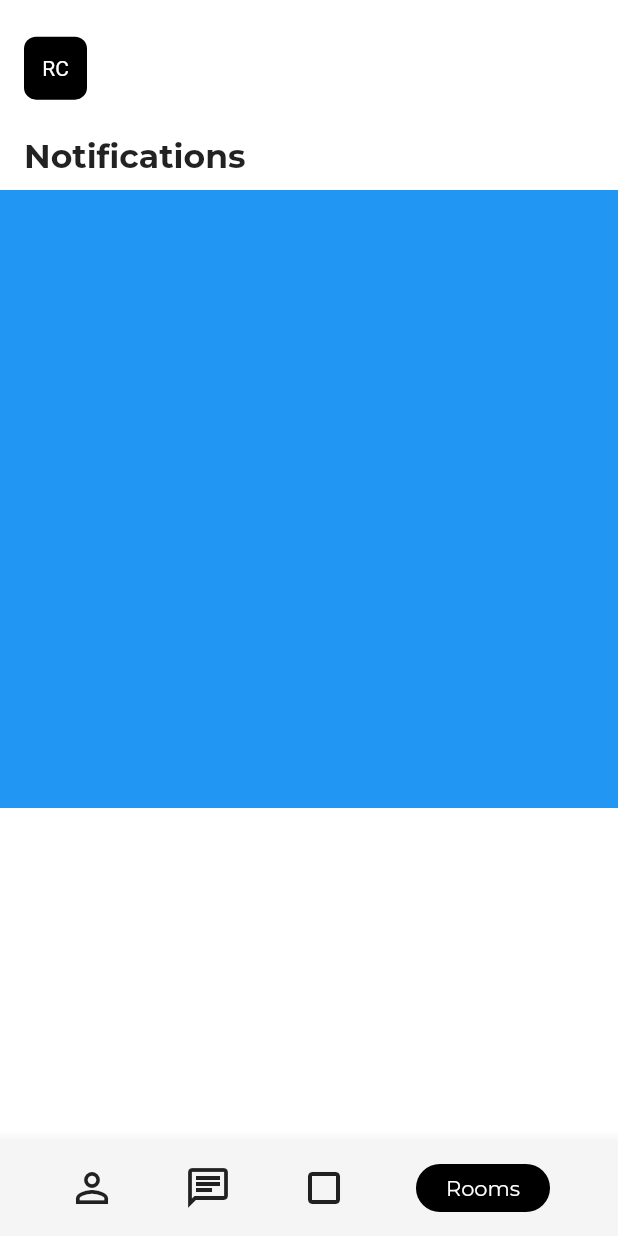
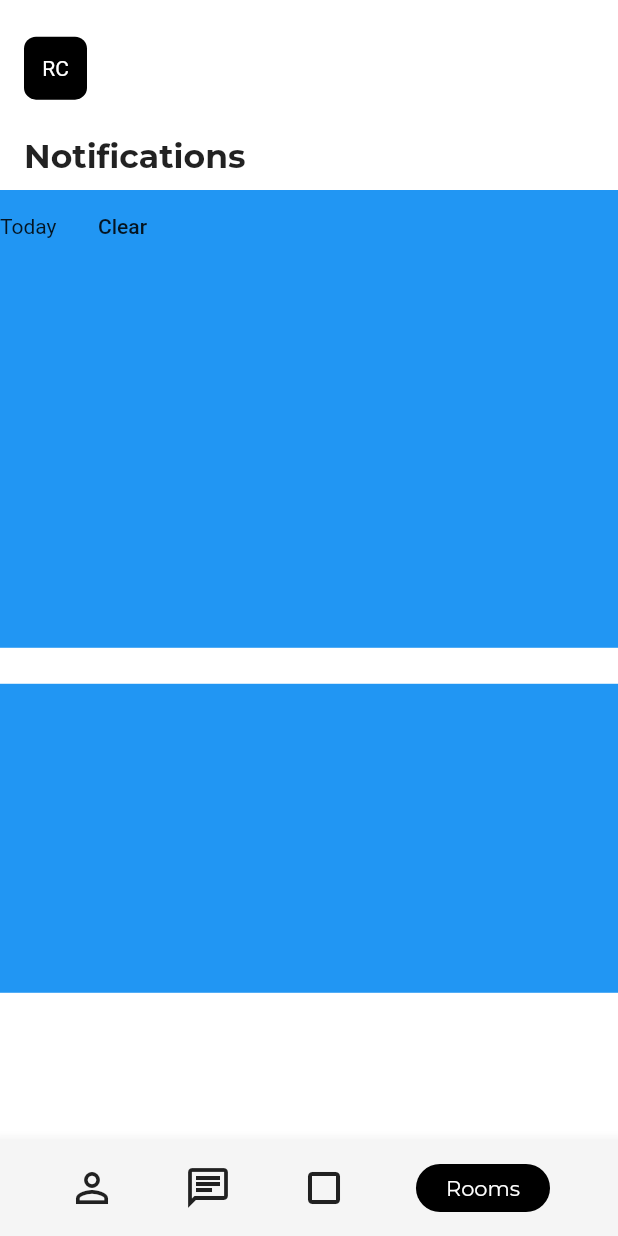
Before and after one commit to JAICHANGPARK/flutter_notebook_8th_story, a Flutter app: the SocialHomePage screen opened by its route, on a phone screen of 412 x 824 dp. Run offline on Flutter 3.47's test engine with Material 2 defaults, Android fonts, the phone set to English and light mode, and no system bars; our stand-ins replace badges, flutter_hooks, google_fonts, hooks_riverpod, state_notifier.

Commit message:
Update social_home_page.dart

```diff
--- a/lib/ep588_social_app/social_home_page.dart
+++ b/lib/ep588_social_app/social_home_page.dart
@@ -55,9 +55,26 @@ class _SocialHomePageState extends State<SocialHomePage> {
                 child: Column(
                   children: [
                     Container(
-                      height: MediaQuery.of(context).size.height / 2,
+                      height: MediaQuery.of(context).size.height / 2.7,
                       decoration: BoxDecoration(
-                        color: Colors.blue
+                        color: Colors.blue,
+                      ),
+                      child: Column(
+                        children: [
+                          Row(
+                            children: [
+                              Text("Today"),
+                              FlatButton(onPressed: (){}, child: Text("Clear"))
+                            ],
+                          )
+                        ],
+                      ),
+                    ),
+                    SizedBox(height: 24,),
+                    Container(
+                      height: MediaQuery.of(context).size.height / 4,
+                      decoration: BoxDecoration(
+                          color: Colors.blue
                       ),
                     )
                   ],
```
